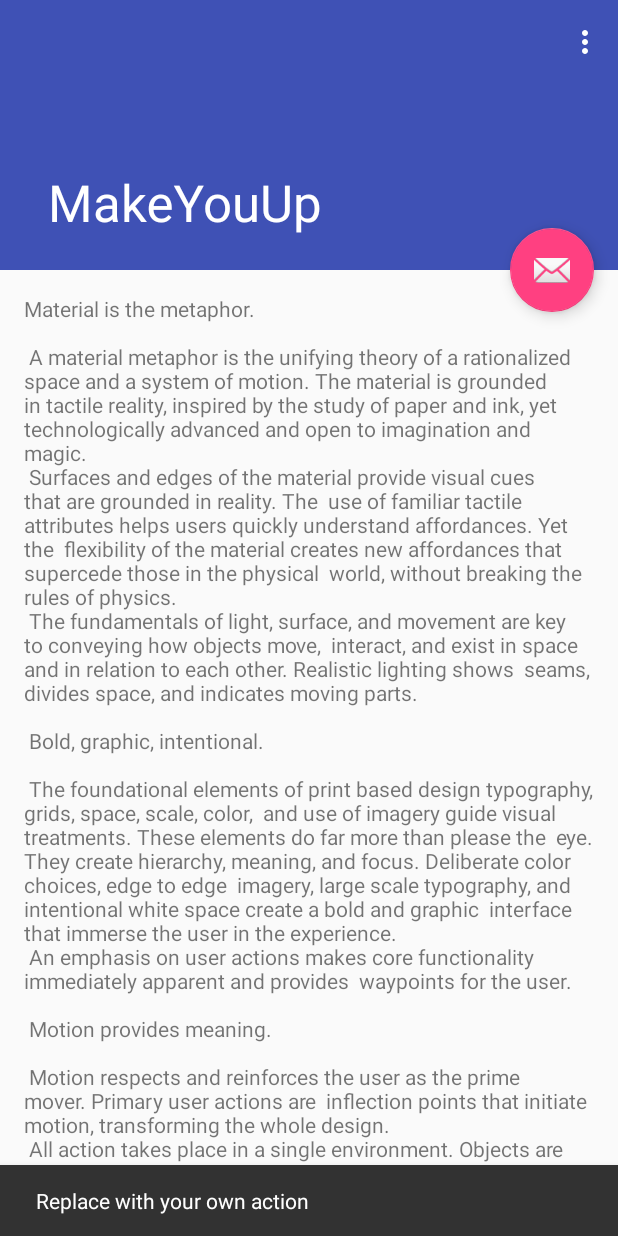
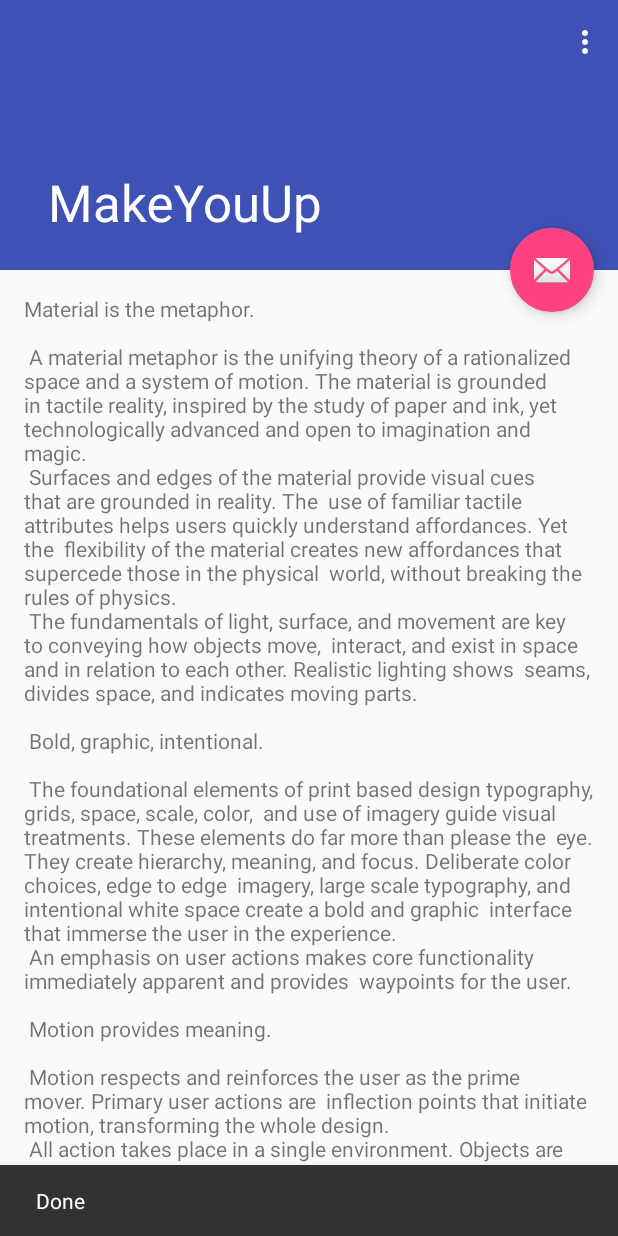
Before and after one commit to dasargha/MakeYouUp, an Android app: the screen it shows after launch (MainActivity), after a tap on an icon or button, on a phone screen of 412 x 824 dp. Run offline under Robolectric (Android 15) with nearby library versions, the phone set to English and light mode, and no system bars.

Commit message:
Create Project

```diff
--- a/app/src/main/java/com/makeuup/app/makeyouup/MainActivity.java
+++ b/app/src/main/java/com/makeuup/app/makeyouup/MainActivity.java
@@ -22,7 +22,7 @@ public class MainActivity extends AppCompatActivity {
         fab.setOnClickListener(new View.OnClickListener() {
             @Override
             public void onClick(View view) {
-                Snackbar.make(view, "Replace with your own action", Snackbar.LENGTH_LONG)
+                Snackbar.make(view, "Done", Snackbar.LENGTH_LONG)
                         .setAction("Action", null).show();
 
             }
```
